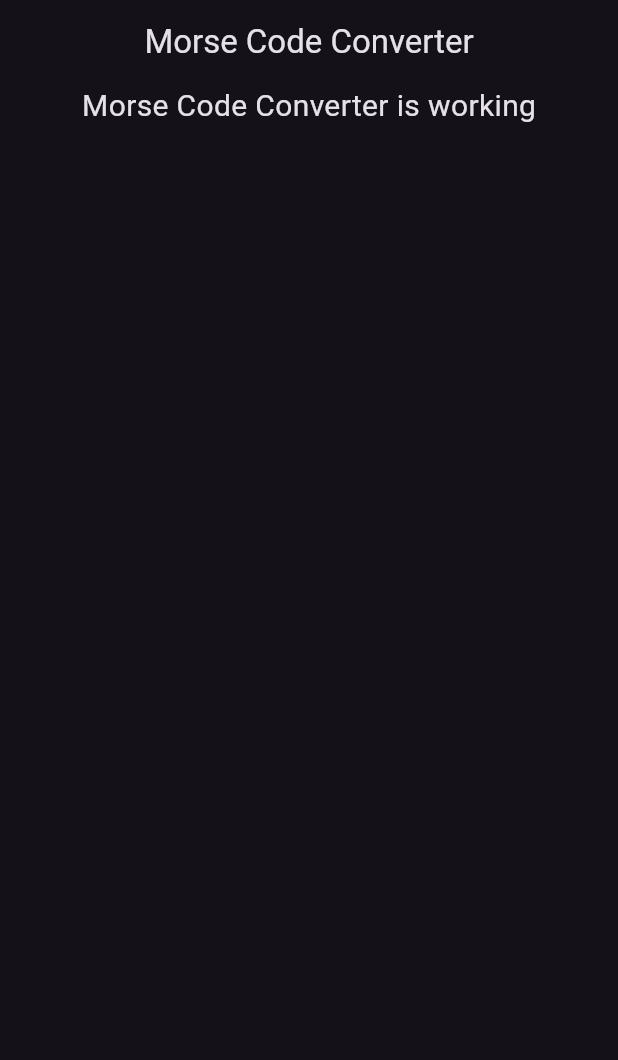
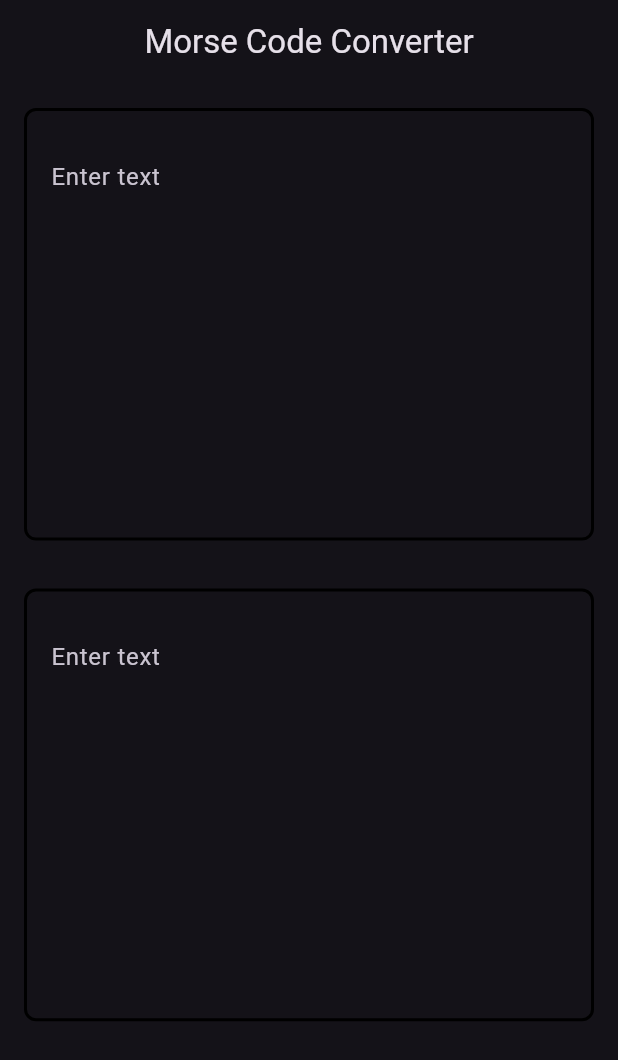
Before and after one commit to MohammedMubashirKhan/Morse-Code-Converter, a Flutter app: the screen it shows after launch, on a phone screen of 412 x 824 dp. Shown: the top 1060 px of the screen. Run offline on Flutter 3.47's test engine with Material 3 defaults, Android fonts, the phone set to English and light mode, and no system bars; our stand-ins replace get.

Commit message:
text field is add for morse code conveter

```diff
--- a/lib/app/modules/home/views/home_view.dart
+++ b/lib/app/modules/home/views/home_view.dart
@@ -1,6 +1,7 @@
 import 'package:flutter/material.dart';
 
 import 'package:get/get.dart';
+import 'package:morse_code_converter/app/modules/home/widgets/custom_text_field.dart';
 
 import '../controllers/home_controller.dart';
 
@@ -16,10 +17,8 @@ class HomeView extends GetView<HomeController> {
       body: const Center(
         child: Column(
           children: [
-            Text(
-              'Morse Code Converter is working',
-              style: TextStyle(fontSize: 20),
-            ),
+            CustomTextField(),
+            CustomTextField(),
           ],
         ),
       ),
--- /dev/null
+++ b/lib/app/modules/home/widgets/custom_text_field.dart
@@ -0,0 +1,36 @@
+import 'package:flutter/material.dart';
+
+class CustomTextField extends StatelessWidget {
+  const CustomTextField({
+    super.key,
+    this.labelText = "Enter Text",
+    this.controller,
+  });
+
+  final String labelText;
+  final TextEditingController? controller;
+
+  @override
+  Widget build(BuildContext context) {
+    return Container(
+      height: MediaQuery.of(context).size.height * 0.35,
+      padding: const EdgeInsets.all(16.0),
+      margin: const EdgeInsets.all(16.0),
+      decoration: BoxDecoration(
+        border: Border.all(
+          color: Colors.black, // Set your border color here
+          width: 2.0, // Set your border width here
+        ),
+        borderRadius: BorderRadius.circular(
+            8.0), // Optional: Add border radius for rounded corners
+      ),
+      child: TextField(
+        controller: controller,
+        decoration: const InputDecoration(
+          labelText: 'Enter text',
+          border: InputBorder.none, // Hide TextField default border
+        ),
+      ),
+    );
+  }
+}
```
